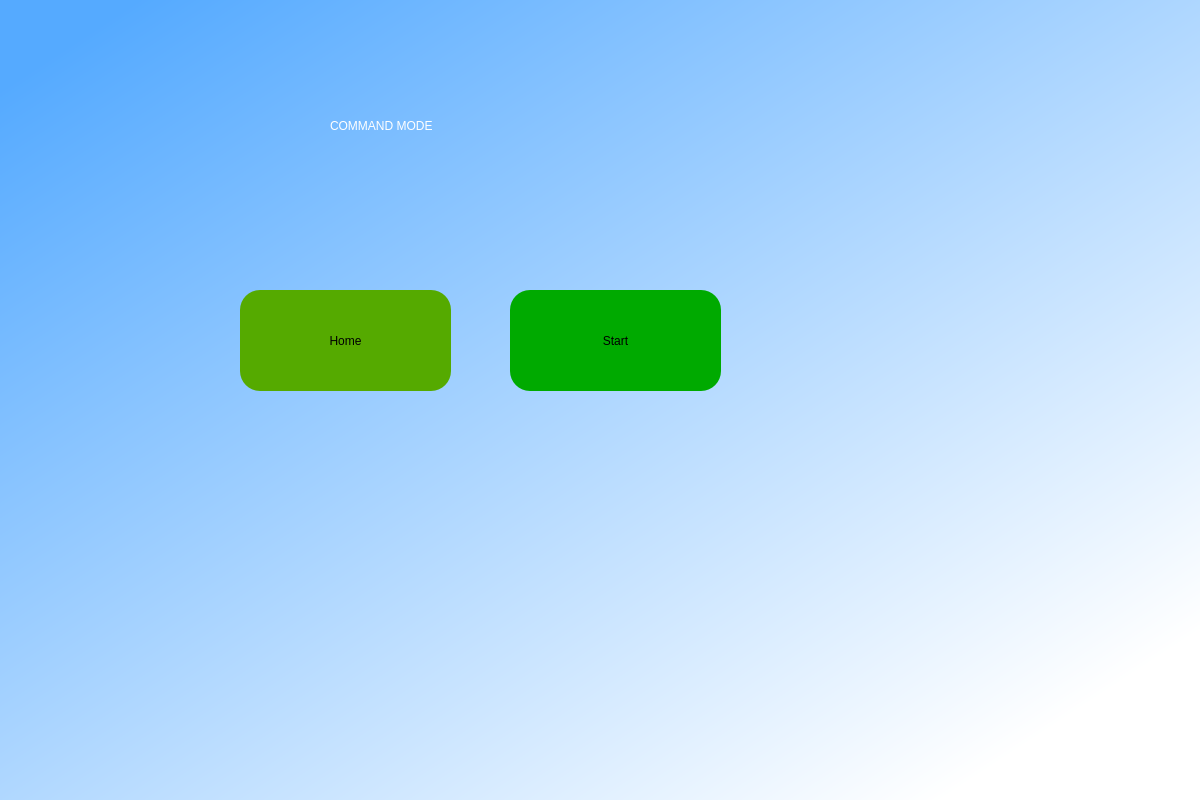
The window that screens/command.ui (Ask-kita/Ask-kita-modes) describes before a commit, drawn with Qt 5.
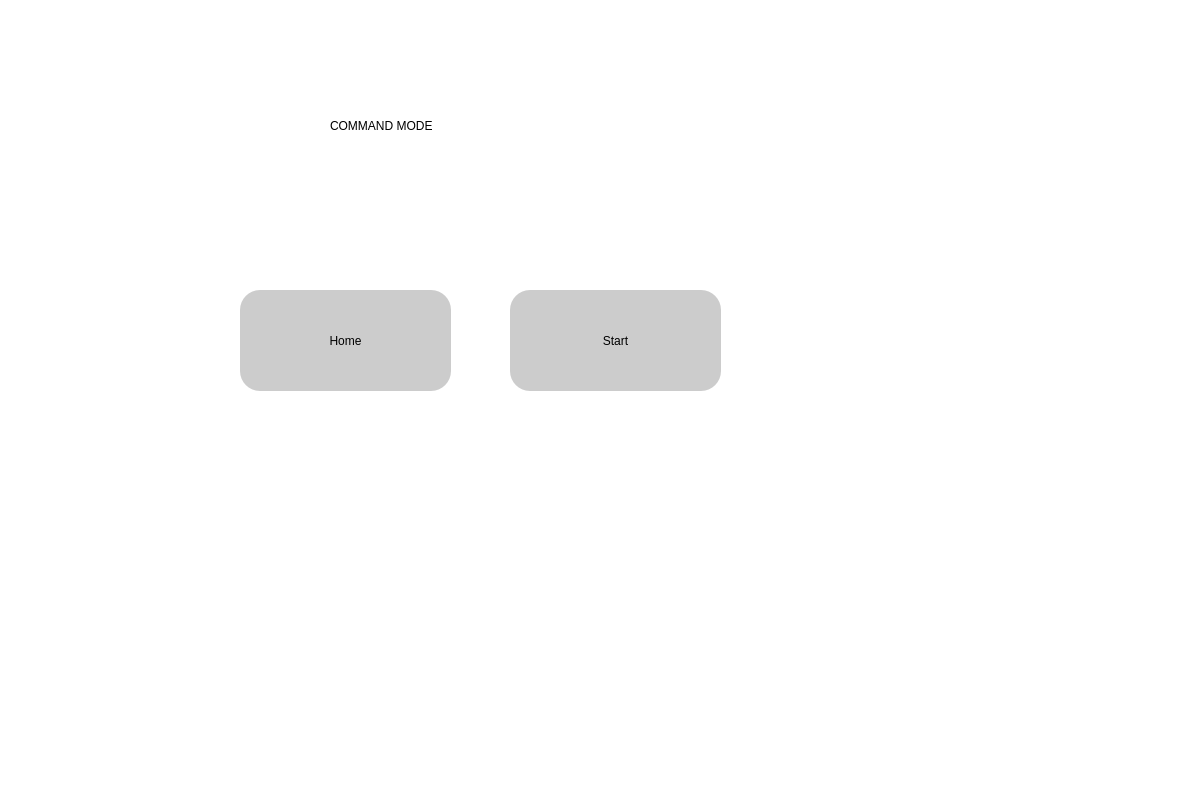
The same window after the commit.

```diff
--- a/screens/command.ui
+++ b/screens/command.ui
@@ -24,7 +24,7 @@
    </property>
    <property name="styleSheet">
     <string notr="true">QWidget#widget{
-background-color:qlineargradient(spread:pad, x1:0.0549451, y1:0.057, x2:0.884615, y2:0.896, stop:0 rgba(85, 170, 255, 255), stop:1 rgba(255, 255, 255, 255));}</string>
+background-color:rgb(255, 255, 255);}</string>
    </property>
    <widget class="QLabel" name="label">
     <property name="geometry">
@@ -36,7 +36,7 @@
      </rect>
     </property>
     <property name="styleSheet">
-     <string notr="true">color: rgb(255, 255, 255);
+     <string notr="true">color: rgb(0, 0, 0);
 font: 75 30pt &quot;MS Shell Dlg 2&quot;;</string>
     </property>
     <property name="text">
@@ -56,7 +56,7 @@
      <string notr="true">border-radius:20px;
 font: 75 20pt &quot;MS Shell Dlg 2&quot;;
 
-background-color: rgb(0, 170, 0)</string>
+background-color: rgb(204, 204, 204)</string>
     </property>
     <property name="text">
      <string>Start</string>
@@ -75,7 +75,7 @@
      <string notr="true">border-radius:20px;
 font: 75 18pt &quot;MS Shell Dlg 2&quot;;
 
-background-color: rgb(85, 170, 0)</string>
+background-color: rgb(204, 204, 204)</string>
     </property>
     <property name="text">
      <string>Home</string>
```
